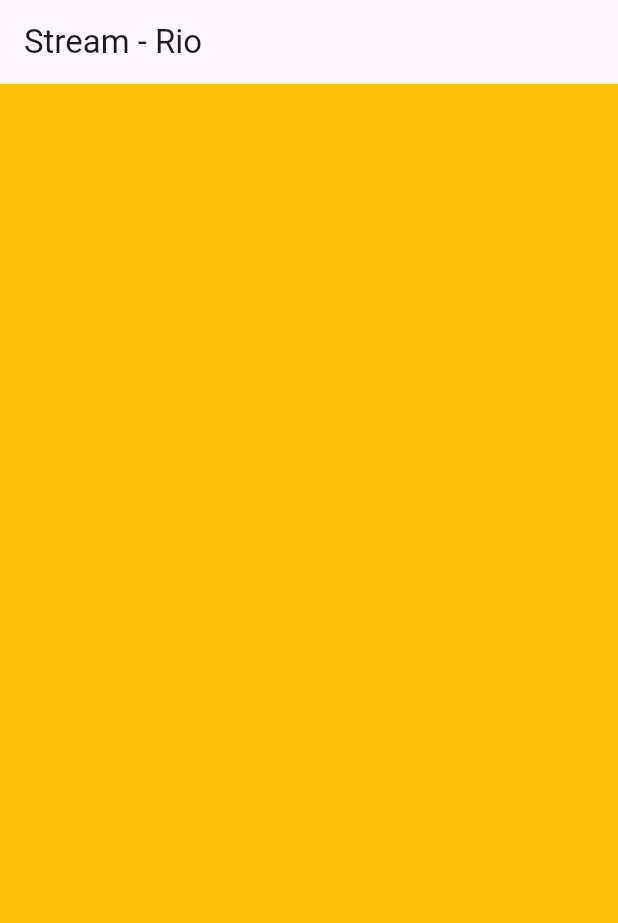
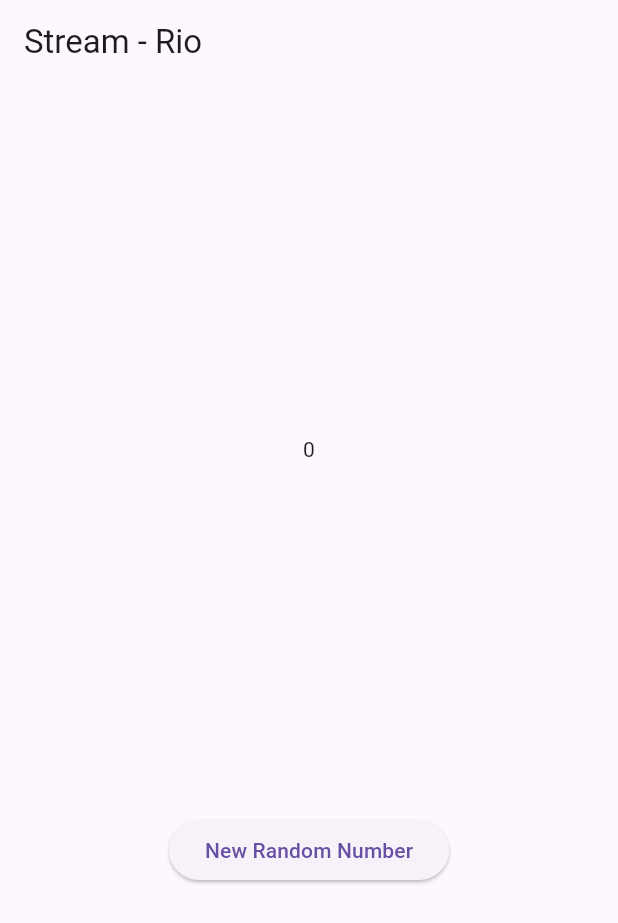
Before and after one commit to riotrip/mobile-smt5, a Flutter app: the screen it shows after launch, on a phone screen of 412 x 824 dp. Shown: the top 923 px of the screen. Run offline on Flutter 3.47's test engine with Material 3 defaults, Android fonts, the phone set to English and light mode, and no system bars; statements that could not run were skipped.

Commit message:
feat: add praktikum 2

```diff
--- a/stream_rio/lib/main.dart
+++ b/stream_rio/lib/main.dart
@@ -1,5 +1,7 @@
 import 'package:flutter/material.dart';
 import 'stream.dart';
+import 'dart:async';
+import 'dart:math';
 
 void main() {
   runApp(const MyApp());
@@ -29,11 +31,28 @@
   Color bgColor = Colors.blueGrey;
   late ColorStream colorStream;
 
+  int lastNumber = 0;
+  late StreamController numberStreamController;
+  late NumberStream numberStream;
+
   @override
   Widget build(BuildContext context) {
     return Scaffold(
       appBar: AppBar(title: const Text('Stream - Rio')),
-      body: Container(decoration: BoxDecoration(color: bgColor)),
+      body: SizedBox(
+        width: double.infinity,
+        child: Column(
+          mainAxisAlignment: MainAxisAlignment.spaceEvenly,
+          crossAxisAlignment: CrossAxisAlignment.center,
+          children: [
+            Text(lastNumber.toString()),
+            ElevatedButton(
+              onPressed: () => addRandomNumber(),
+              child: const Text('New Random Number'),
+            ),
+          ],
+        ),
+      ),
     );
   }
 
@@ -52,8 +71,43 @@
 
   @override
   void initState() {
+    // super.initState();
+    // colorStream = ColorStream();
+    // changeColor();
+
+    numberStream = NumberStream();
+    numberStreamController = numberStream.controller;
+    Stream stream = numberStreamController.stream;
+    stream.listen((eventNumber) {
+      setState(() {
+        lastNumber = eventNumber;
+      });
+    });
     super.initState();
-    colorStream = ColorStream();
-    changeColor();
+
+    stream
+        .listen((event) {
+          setState(() {
+            lastNumber = event;
+          });
+        })
+        .onError((error) {
+          setState(() {
+            lastNumber = -1;
+          });
+        });
+  }
+
+  @override
+  void dispose() {
+    numberStreamController.close();
+    super.dispose();
+  }
+
+  void addRandomNumber() {
+    Random random = Random();
+    // int myNum = random.nextInt(10);
+    // numberStream.addNumberToSink(myNum);
+    numberStream.addError();
   }
 }
--- a/stream_rio/lib/stream.dart
+++ b/stream_rio/lib/stream.dart
@@ -1,4 +1,5 @@
 import 'package:flutter/material.dart';
+import 'dart:async';
 
 class ColorStream {
   final List<Color> colors = [
@@ -16,3 +17,19 @@
     });
   }
 }
+
+class NumberStream {
+  final StreamController<int> controller = StreamController<int>();
+
+  void addNumberToSink(int number) {
+    controller.sink.add(number);
+  }
+
+  close() {
+    controller.close();
+  }
+
+  addError() {
+    controller.sink.addError("error");
+  }
+}
```
Also changed, not shown: img/prak2_01.png (added), 1 other file.
